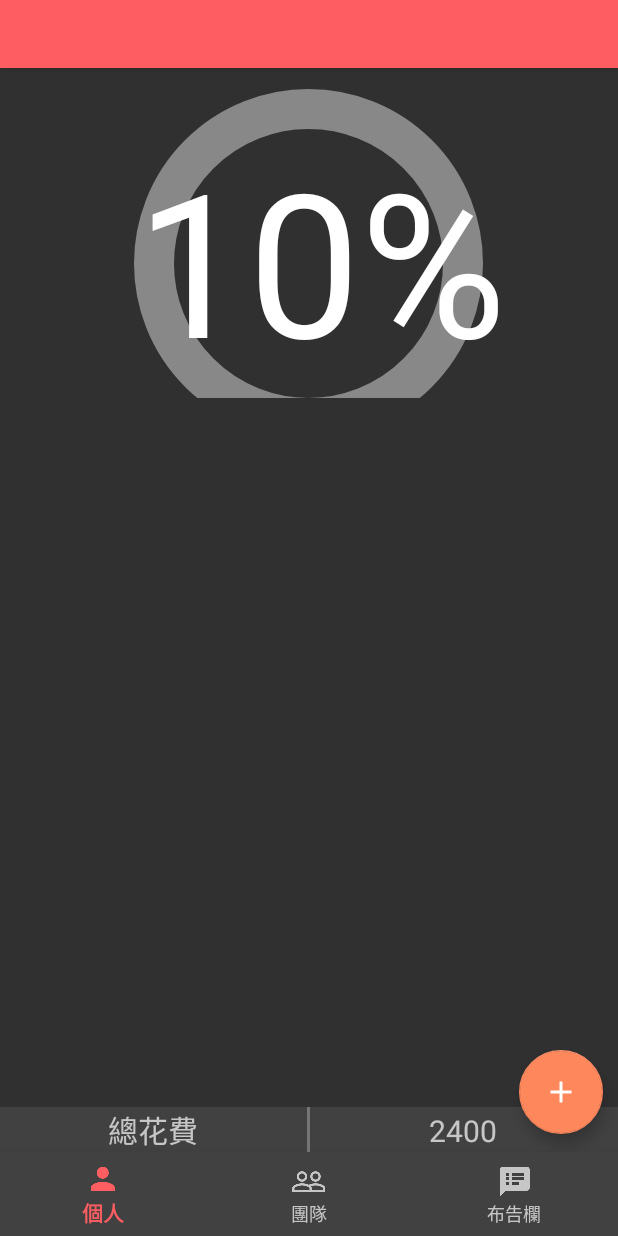
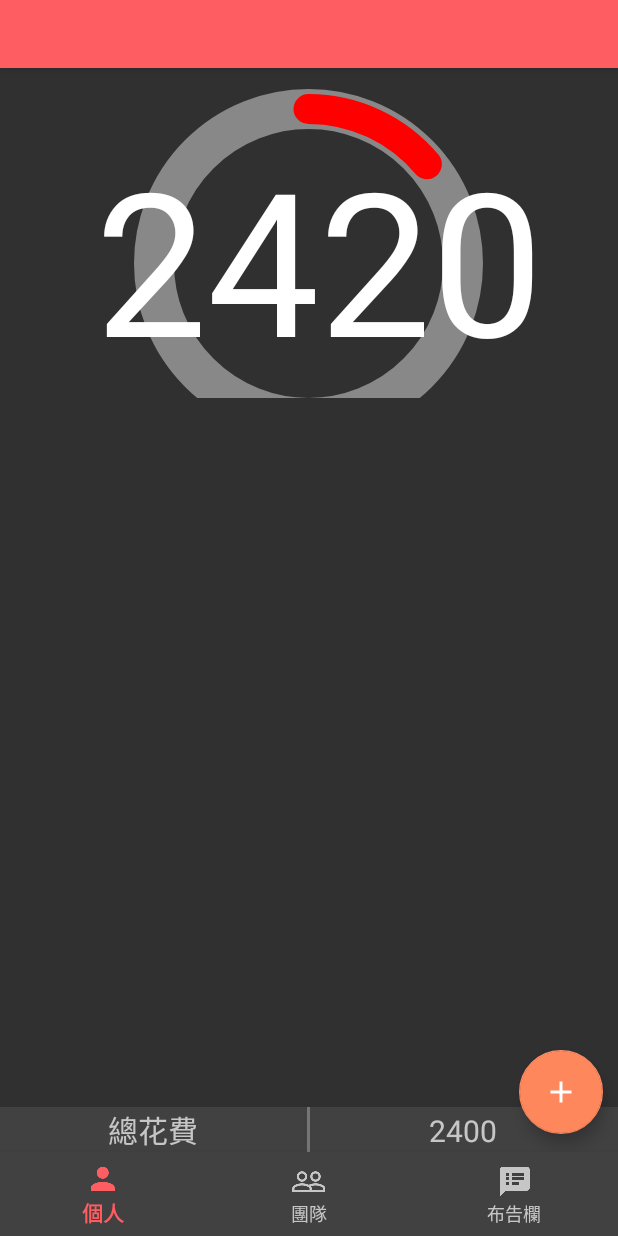
Before and after one commit to kmgs4524/ProjectCraft, an Android app: the fragment FinanceFragment placed in its activity, on a phone screen of 412 x 824 dp. Run offline under Robolectric (Android 15) with nearby library versions, the phone set to English and light mode, and no system bars; our stand-ins replace ButterKnife, CircleImageView, Firebase (no records; nobody signed in at launch, a user with empty details on screens opened directly), Picasso.

Commit message:
修改ProgressWheel的方法

```diff
--- a/app/src/main/java/com/example/york/teamcraft/financefragment/ProgressWheel.java
+++ b/app/src/main/java/com/example/york/teamcraft/financefragment/ProgressWheel.java
@@ -6,12 +6,14 @@ import android.graphics.Color;
 import android.graphics.Paint;
 import android.graphics.Rect;
 import android.graphics.RectF;
+import android.graphics.Typeface;
 import android.os.Handler;
 import android.support.annotation.NonNull;
 import android.support.annotation.Nullable;
 import android.util.AttributeSet;
 import android.util.Log;
 import android.view.View;
+import android.view.ViewTreeObserver;
 
 /**
  * Created by York on 2017/9/18.
@@ -20,7 +22,6 @@ import android.view.View;
 public class ProgressWheel extends View {
     private int sweepAngle; // 進度條移動的角度
     private int startAngle; // 進度條開始的角度
-    private int totalTimerTime;
 
     // 圓環所在的矩形區塊
     private RectF rectF;
@@ -33,7 +34,6 @@ public class ProgressWheel extends View {
     private Paint paintBackground;
     private int backgroundWidth;    // Paint繪圖的寬度
 
-
     int percentNum;
     // 圓環中間的文字
     private Paint textPaint;
@@ -41,38 +41,56 @@ public class ProgressWheel extends View {
     float x;    // 繪製文字的x軸位置
     float y;    // 繪製文字的y軸位置
 
-    private Handler handler = new Handler();
-
     // 一定要實做多了AttributeSet的Constructor才能夠在xml中使用這個View
     public ProgressWheel(Context context, @Nullable AttributeSet attrs) {
         super(context, attrs);
-        sweepAngle = 0; // 進度條移動的角度
+        sweepAngle = 50; // 進度條移動的角度
         startAngle = 270;   // 進度條開始的角度，0度位於右邊的水平線，故270度位於垂直線的上邊
-        totalTimerTime = 8;
-//        rectF = new RectF(canvas.getWidth() * 1/4, canvas.getHeight() / 8, canvas.getWidth() * 3/4, canvas.getHeight() * 1/8 + diameter );    // 圓環所在的矩形區塊
+
         progressWidth = 30; // 進度條的寬度
         backgroundWidth = 40;   // 背景的寬度
+        setView();
+        setPaintProgress();
+        setPaintBackground();
+        setTextPaint();
 
-        setPaintProgress();
-        setProgressText();
-        setPaintBackground();
-//        new Thread(this).start();   // 在Background Threads啟動動畫
     }
 
-    @Override
-    protected void onSizeChanged(int w, int h, int oldw, int oldh) {
-        super.onSizeChanged(w, h, oldw, oldh);
-        text = "10%"; // 加上"0%"這兩個字元之後包圍Text的Rect才能符合預計的寬度
-        diameter = w / 2;   // 設定圓環直徑為View的一半寬度
-        rectF = new RectF(w * 1/4, h / 8, w * 3/4, h * 1/8 + diameter );    // 圓環所在的矩形區塊
+    public void setRectF (int height, int width) {
+        diameter = width / 2;   // 設定圓環直徑為View的一半寬度
+        // 圓環所在的矩形區塊
+        // RectF由四個邊(left, top, right, bottom)的float型態座標來代表，width = right - left, height = bottom - top
+        rectF = new RectF(width * 1/4, height / 8, width * 3/4, height * 1/8 + diameter );    // 左邊起點為距離整個View的最左邊到整個寬度的1/4的地方
+    }
 
-        Rect rect = new Rect(w * 1/4, h / 8, w * 3/4, h * 1/8 + diameter );
-        this.textPaint.getTextBounds(text, 0, text.length(), rect);    // 得到Text所在的矩形區塊的高和寬，並設在rect的height, width
-//         - rect.width() / 2
-//          + rect.height() / 2
-        x = rectF.centerX() - rect.width() / 2;
-        y = rectF.centerY() + rect.height() / 2;
+    public void setText(String text) {
+        this.text = text;
     }
+
+    public void setTextRect() {
+        // 圓環中間文字的矩形區塊
+        // Rect同RectF, 但座標型態為int
+        Rect rect = new Rect(0, 0, 0, 0);
+        textPaint.getTextBounds(text, 0, text.length(), rect);    // 得到Text所在的矩形區塊的高和寬，並設在rect的height, width
+
+        // 繪製文字的原點座標
+        // 設定文字的起始位置，讓文字對齊圓環中心
+        x = rectF.centerX() - rect.width() / 2; // x = 圓環的矩形區塊中心的x座標 - 文字的矩形區塊的1/2寬度
+        y = rectF.centerY() + rect.height() / 2;    // y = 圓環的矩形區塊中心的y座標 - 文字的矩形區塊的1/2高度
+    }
+
+    public void setView() {
+        this.getViewTreeObserver().addOnPreDrawListener(new ViewTreeObserver.OnPreDrawListener() {
+            @Override
+            public boolean onPreDraw() {
+                setRectF(getHeight(), getWidth());
+                setTextRect();
+
+                return true;
+            }
+        });
+    }
+
 
     // 設定進度條
     public void setPaintProgress() {
@@ -94,36 +112,34 @@ public class ProgressWheel extends View {
         paintBackground.setStrokeCap(Paint.Cap.ROUND);  // 當畫筆樣式為STROKE或FILL_OR_STROKE時，設置筆刷的圖形樣式，如圓形樣式，從軌跡的頭跟尾可看出差異
     }
 
-    // 設定圓環中間的文字
-    public void setProgressText() {
+    // 設定圓環中間的文字樣式
+    public void setTextPaint() {
         // ProgressWheel中間的文字
         textPaint = new Paint();
         textPaint.setColor(Color.WHITE);
+        textPaint.setTypeface(Typeface.create("sans-serif", Typeface.NORMAL));
         textPaint.setTextSize(200);
     }
 
-    // 負責更新View(重繪)的方法
-    public void update() {
-        // 每次重繪都增加1度
-        sweepAngle = sweepAngle + 1;
-//        percentNum = percentNum + 1;
-//        text = Integer.toString(percentNum);
-        invalidate();   // 此方法會通知Android系統去呼叫onDraw()
+    // invalidate()會觸發此方法
+    // View顯示在螢幕上的最後一個步驟
+    @Override
+    public void onDraw(@NonNull Canvas canvas) {
+        // 繪製背景條背景
+        canvas.drawArc(rectF, 0, 360, false, paintBackground);
+        // 繪製進度條
+        canvas.drawArc(rectF, startAngle, sweepAngle, false, paintProgress);
+        // 繪製進度條中間的文字
+        canvas.drawText(text, x, y, textPaint);
     }
 
-    @Override
-    public void onDraw(@NonNull Canvas canvas) {
-//        if(diameter == 0){
-//            diameter = canvas.getWidth() / 2;   // ProgressWheel的直徑
-//        }
-
-        // 背景
-        canvas.drawArc(rectF, 0, 360, false, paintBackground);
-        // 實際進度
-        canvas.drawArc(rectF, startAngle, sweepAngle, false, paintProgress);
-        // 進度百分比
-        canvas.drawText(text, x, y, textPaint);
-    }
+    // 負責更新View(重繪)的方法
+//    public void update() {
+//        // 每次重繪都增加1度
+//        sweepAngle = sweepAngle + 1;
+//
+//        invalidate();   // 此方法會通知Android系統去呼叫onDraw()
+//    }
 
 //    @Override
 //    public void run() {
--- a/app/src/main/java/com/example/york/teamcraft/financefragment/view/FinanceFragment.java
+++ b/app/src/main/java/com/example/york/teamcraft/financefragment/view/FinanceFragment.java
@@ -60,7 +60,7 @@ public class FinanceFragment extends Fragment implements FinanceView {
         setRecyclerViewData.setRecyclerViewData();
         setFloatingButton = new SetFloatingButton(this);
         setFloatingButton.setFinanceView();
-        progressWheel.setProgressText();
+        progressWheel.setText("2420");
 
         return view;
     }
--- a/app/src/main/res/layout/team_fragment_finance.xml
+++ b/app/src/main/res/layout/team_fragment_finance.xml
@@ -20,7 +20,7 @@
         android:id="@+id/recycler_view_accounting"
         android:layout_width="385dp"
         android:layout_height="wrap_content"
-        android:layout_below="@+id/progress_bar_total_amount"
+        android:layout_below="@+id/progress_bar_remaining_amount"
         android:layout_above="@+id/linear_layout_total_amount"
         android:padding="8dp">
     </android.support.v7.widget.RecyclerView>
```
